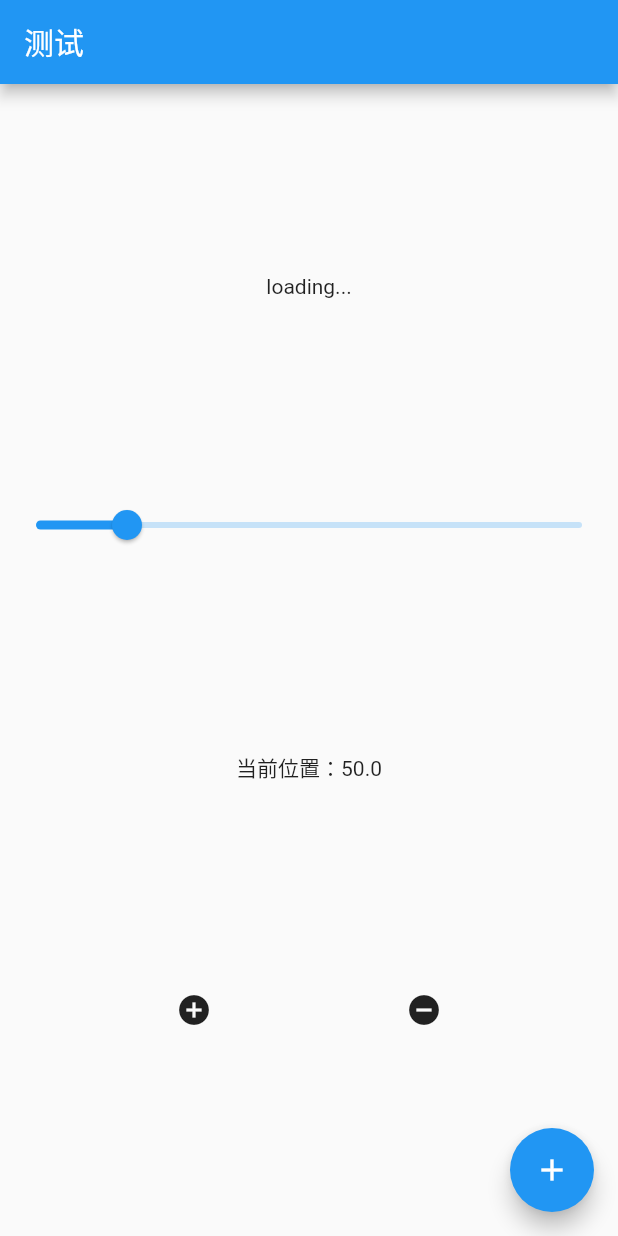
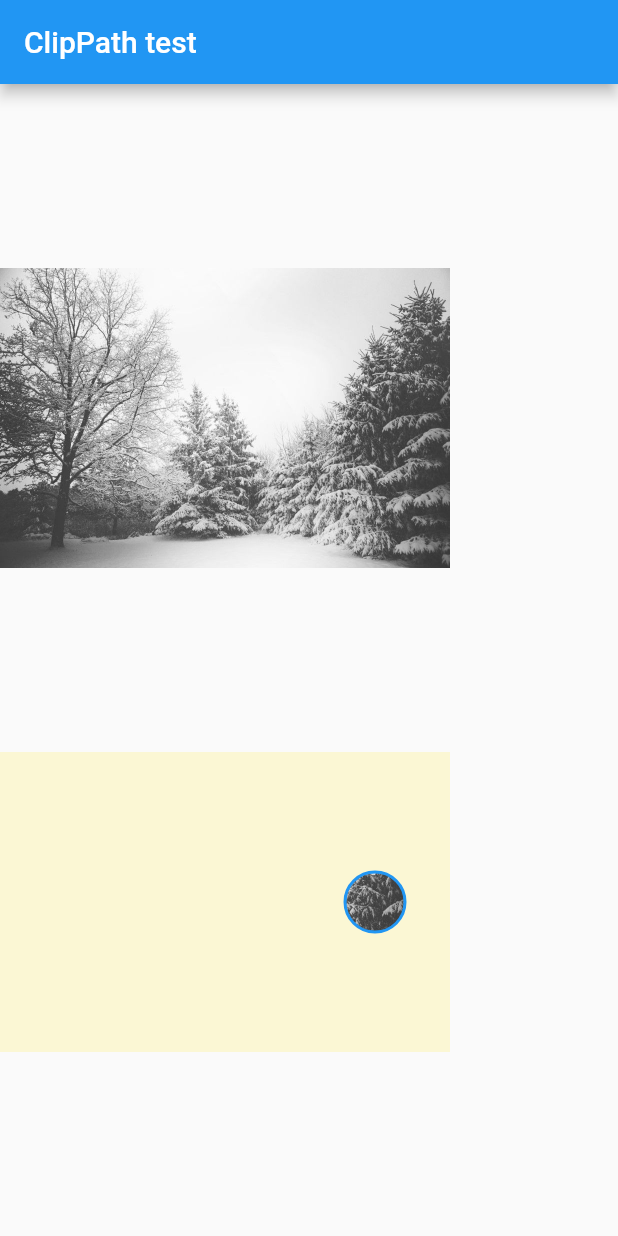
Before and after one commit to fujingjunben/flutter, a Flutter app: the screen it shows after launch, on a phone screen of 412 x 824 dp. Run offline on Flutter 3.47's test engine with Material 2 defaults, Android fonts, the phone set to English and light mode, and no system bars.

Commit message:
test clippath

```diff
--- a/lib/main.dart
+++ b/lib/main.dart
@@ -3,6 +3,8 @@ import 'dart:math';
 import 'captcha_strategy.dart';
 import 'dart:ui' as ui;
 import 'MyHomePage.dart';
+import 'test2.dart';
+import 'test3.dart';
 
 void main() => runApp(MyApp());
 
@@ -14,7 +16,7 @@ class MyApp extends StatelessWidget {
   Widget build(BuildContext context) {
     return MaterialApp(
       title: 'Startup Name Generator',
-      home: MyHomePage(),
+      home: Test2(),
     );
   }
 
--- /dev/null
+++ b/lib/test2.dart
@@ -0,0 +1,264 @@
+import 'package:flutter/material.dart';
+import 'block_canvas.dart';
+import 'util/image_utils.dart';
+import 'dart:ui' as ui;
+import 'default_captcha_strategy.dart';
+import 'model/captcha_image_store.dart';
+
+class Test2 extends StatefulWidget {
+  @override
+  _Test2State createState() => _Test2State();
+}
+
+class _Test2State extends State<Test2> {
+  GlobalKey _blockKey = GlobalKey();
+  double dx = 0;
+  double dy = 100;
+  double size = 20;
+  double blockCenterX = 250;
+  Size blockSize = Size(50, 10);
+  double width = 300;
+  double height = 200;
+  final String imageFile = "images/snow.jpg";
+  Widget blockWidget;
+  FractionalOffset offset;
+  double offsetWidth = 00;
+
+  @override
+  void initState() {
+    // TODO: implement initState
+    super.initState();
+    _changeBlockImage();
+  }
+
+  @override
+  Widget build(BuildContext context) {
+    print("screen width: $width");
+    return Scaffold(
+      appBar: AppBar(
+        title: Text("ClipPath test"),
+      ),
+      body: Column(mainAxisAlignment: MainAxisAlignment.spaceEvenly, children: [
+        Container(
+          width: width,
+          height: height,
+          decoration: BoxDecoration(
+              image: DecorationImage(
+                  image: AssetImage(imageFile), fit: BoxFit.fill)),
+        ),
+        Container(
+          color: Colors.yellow.withOpacity(0.2),
+          child: blockWidget,
+        )
+      ]),
+    );
+    // body: Column(
+    //     mainAxisAlignment: MainAxisAlignment.spaceEvenly,
+    //     children: <Widget>[
+    //       Text("当前位置：$dx"),
+    //       Stack(
+    //         children: <Widget>[
+    //           Container(alignment: Alignment.center, child: _getCaptcha()),
+    //           Container(
+    //               alignment: offset,
+    //               child: Container(
+    //                   color: Colors.yellow.withOpacity(0.2),
+    //                   child: blockWidget))
+    //         ],
+    //       ),
+    //       Slider(
+    //         value: dx,
+    //         min: 0,
+    //         max: width,
+    //         onChanged: (v) {
+    //           _changeBlockPosition(v.toDouble());
+    //         },
+    //       ),
+    //       _changeBlockSize(),
+    //     ]),
+    // floatingActionButton: FloatingActionButton(
+    //   onPressed: () {
+    //     _getPosition();
+    //     _getSize();
+    //   },
+    //   tooltip: "生成新滑块",
+    //   child: Icon(Icons.add),
+    // ));
+  }
+
+  Widget _changeBlockSize() {
+    return Column(children: <Widget>[
+      Row(
+        mainAxisAlignment: MainAxisAlignment.spaceEvenly,
+        children: <Widget>[
+          IconButton(
+              icon: Icon(Icons.add_circle),
+              onPressed: () {
+                setState(() {
+                  size = size + 2;
+                });
+                _changeBlockImage();
+              }),
+          IconButton(
+            icon: Icon(Icons.remove_circle),
+            onPressed: () {
+              setState(() {
+                size = size - 2;
+              });
+              _changeBlockImage();
+            },
+          )
+        ],
+      ),
+    ]);
+  }
+
+  Widget _getCaptcha() {
+    return CustomPaint(
+      foregroundPainter: CaptchaBackgroundCanvas(
+        shadowPosition: Offset(blockCenterX, dy),
+        blockSize: Size(size, size),
+        canvasSize: Size(width, height),
+        blockPosition: Offset(dx, dy),
+      ),
+      child: Container(
+        width: width,
+        height: height,
+        decoration: BoxDecoration(
+            image: DecorationImage(
+                image: AssetImage(imageFile), fit: BoxFit.fill)),
+      ),
+    );
+  }
+
+  Widget _getOval() {
+    return ClipOval(
+      clipper: OvalClipper(
+        origin: Offset(blockCenterX, dy),
+        blockSize: Size(size, size),
+      ),
+      child: Image.asset(imageFile),
+    );
+  }
+
+  Widget _getBlock() {
+    _resetBlockOffset();
+    return Stack(key: _blockKey, children: [
+      ClipPath(
+        clipper: BlockClipper(
+          origin: Offset(blockCenterX, dy),
+          blockSize: Size(size, size),
+        ),
+        child: Container(
+          width: width,
+          height: height,
+          decoration: BoxDecoration(
+              image: DecorationImage(
+            image: AssetImage(imageFile),
+            fit: BoxFit.fill,
+          )),
+        ),
+      ),
+      CustomPaint(
+        painter: BorderPaint(
+          origin: Offset(blockCenterX, dy),
+          radius: size,
+        ),
+        child: SizedBox(
+          width: width,
+          height: height,
+        ),
+      )
+    ]);
+  }
+
+  _changeBlockImage() {
+    setState(() {
+      blockWidget = _getBlock();
+    });
+  }
+
+  _changeBlockPosition(double value) {
+    setState(() {
+      dx = value;
+      offset = FractionalOffset.fromOffsetAndSize(
+          Offset(dx, dy), Size(offsetWidth, height));
+    });
+  }
+
+  _resetBlockOffset() {
+    setState(() {
+      offset = FractionalOffset.fromOffsetAndSize(
+          Offset(0, dy), Size(offsetWidth, height));
+    });
+  }
+
+  _getPosition() {
+    RenderBox renderBox = _blockKey.currentContext.findRenderObject();
+    var position = renderBox.localToGlobal(Offset.zero);
+    print("block position: $position");
+  }
+
+  _getSize() {
+    RenderBox renderBox = _blockKey.currentContext.findRenderObject();
+    Size size = renderBox.size;
+    print("block size: $size");
+  }
+}
+
+class BlockClipper extends CustomClipper<Path> {
+  Offset origin;
+  Size blockSize;
+  BlockClipper({this.origin, this.blockSize});
+  @override
+  Path getClip(Size size) {
+    print("block origin: $origin");
+    Path path = Path();
+    Rect rect = Rect.fromCircle(center: origin, radius: blockSize.width);
+    path.addOval(rect);
+    return path;
+  }
+
+  @override
+  bool shouldReclip(BlockClipper old) {
+    return true;
+  }
+}
+
+class OvalClipper extends CustomClipper<Rect> {
+  Offset origin;
+  Size blockSize;
+  OvalClipper({this.origin, this.blockSize});
+  @override
+  Rect getClip(Size size) {
+    // print("clipper origin: $origin");
+    Rect rect = Rect.fromCircle(center: origin, radius: blockSize.width);
+    return rect;
+  }
+
+  @override
+  bool shouldReclip(OvalClipper old) {
+    return true;
+  }
+}
+
+class BorderPaint extends CustomPainter {
+  Offset origin;
+  double radius;
+  BorderPaint({this.origin, this.radius});
+
+  @override
+  void paint(Canvas canvas, Size size) {
+    Paint paint = Paint()
+      ..color = Colors.blue
+      ..strokeWidth = 2
+      ..style = PaintingStyle.stroke;
+
+    canvas.drawCircle(origin, radius, paint);
+  }
+
+  @override
+  bool shouldRepaint(BorderPaint old) {
+    return true;
+  }
+}
--- a/pubspec.yaml
+++ b/pubspec.yaml
@@ -39,6 +39,7 @@ flutter:
   uses-material-design: true
   assets:
     - images/ocean.jpeg
+    - images/snow.jpg
 
   # To add assets to your application, add an assets section, like this:
   # assets:
```
Also changed, not shown: lib/MyHomePage.dart (+24 -109 lines), lib/block_canvas.dart (+4 -3 lines), lib/default_captcha_strategy.dart (+1 -7 lines), lib/test.dart (+7 -6 lines), lib/test3.dart (added, +175 -0 lines), images/snow.jpg (added), 1 other file.
